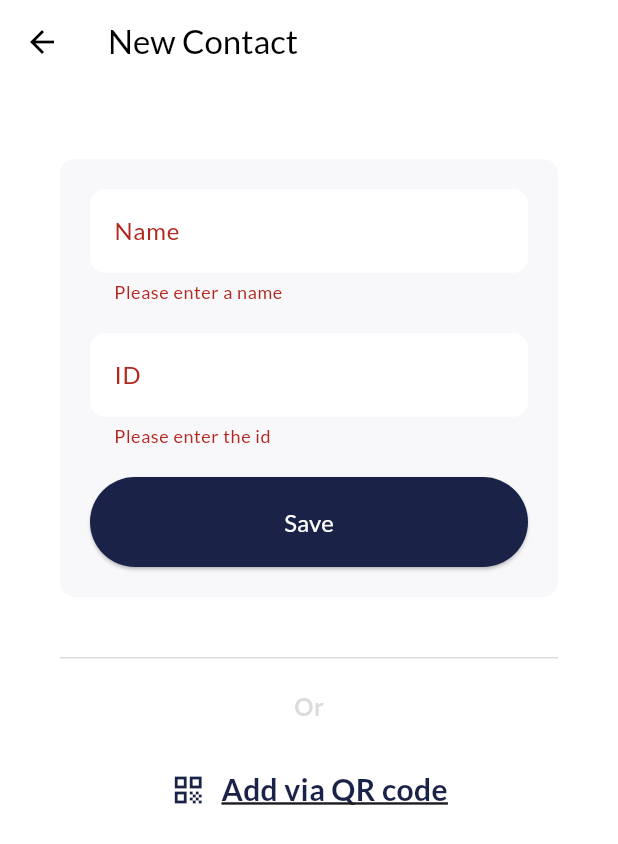
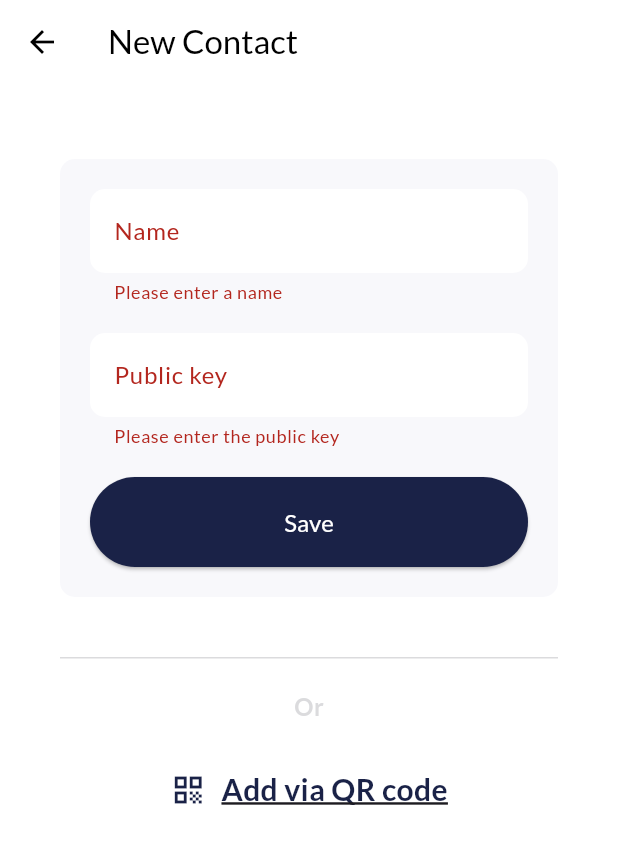
Before and after one commit to Dehati-1-0/P2PChatApp-Frontend, a Flutter app: the AddNewContactPage screen opened by its route, after a tap on "Save", on a phone screen of 412 x 824 dp. Shown: the top 844 px of the screen. Run offline on Flutter 3.47's test engine with Material 3 defaults, Android fonts, the phone set to English and light mode, and no system bars; our stand-ins replace image_gallery_saver, qr_flutter, screenshot; missing offline and left inert: qr_code_scanner.

Commit message:
modify the code

```diff
--- a/lib/Screens/add_new_contact.dart
+++ b/lib/Screens/add_new_contact.dart
@@ -84,7 +84,7 @@ class _AddNewContactPageState extends State<AddNewContactPage> {
                         SizedBox(height: 20),
                         TextFormField(
                           decoration: InputDecoration(
-                            labelText: 'ID',
+                            labelText: 'Public key',
                             border: OutlineInputBorder(
                               borderRadius: BorderRadius.circular(10),
                               borderSide: BorderSide.none,
@@ -97,7 +97,7 @@ class _AddNewContactPageState extends State<AddNewContactPage> {
                           keyboardType: TextInputType.phone,
                           validator: (value) {
                             if (value == null || value.isEmpty) {
-                              return 'Please enter the id';
+                              return 'Please enter the public key';
                             }
                             // Add more specific phone number validation if needed
                             return null;
--- a/lib/main.dart
+++ b/lib/main.dart
@@ -78,12 +78,10 @@ class MyApp extends StatelessWidget {
             return SlideLeftRoute(page: AddNewContactPage());
           case '/discover':
             return SlideLeftRoute(page: DiscoverPage());
-<<<<<<< HEAD
           case '/qrcode':
             return SlideLeftRoute(page: QRCodeGeneratePage());
           case '/scan':
             return SlideLeftRoute(page: ScanPage());
-=======
           case '/userprofile':
             final args = settings.arguments as Map<String, dynamic>;
             return SlideLeftRoute(
@@ -91,7 +89,6 @@ class MyApp extends StatelessWidget {
               userName: args['userName'],
               userAvatar: args['userAvatar'],
             ));
->>>>>>> d6c699d12aabf5b71b99dba4e9270b748742d3b8
 
           default:
             return null;
```
Also changed, not shown: 1 other file.
